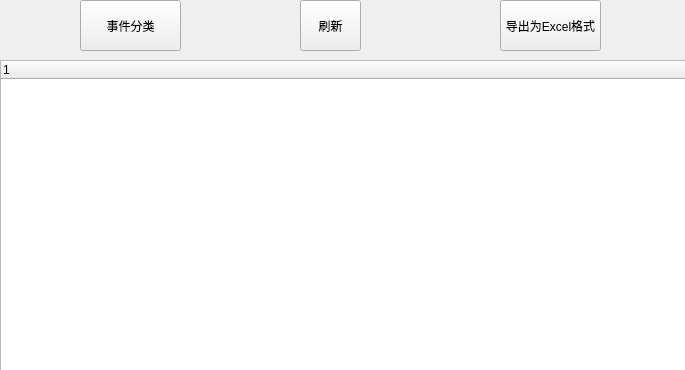
This is mainrecorddb.ui in yaojiang375/TimeRecord5th as Qt 5 draws it before an edit. The edited form follows.
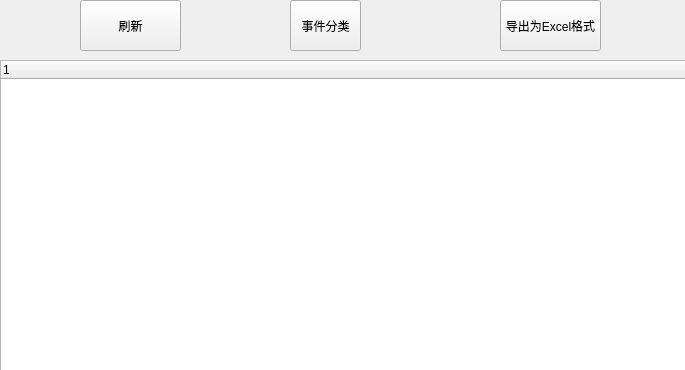
This is the edited form.

What changed in the file:
```diff
--- a/mainrecorddb.ui
+++ b/mainrecorddb.ui
@@ -16,9 +16,9 @@
   <widget class="QPushButton" name="ShowButton">
    <property name="geometry">
     <rect>
-     <x>300</x>
+     <x>80</x>
      <y>0</y>
-     <width>61</width>
+     <width>101</width>
      <height>51</height>
     </rect>
    </property>
@@ -44,9 +44,9 @@
   <widget class="QPushButton" name="pushButton">
    <property name="geometry">
     <rect>
-     <x>80</x>
+     <x>290</x>
      <y>0</y>
-     <width>101</width>
+     <width>71</width>
      <height>51</height>
     </rect>
    </property>
```
